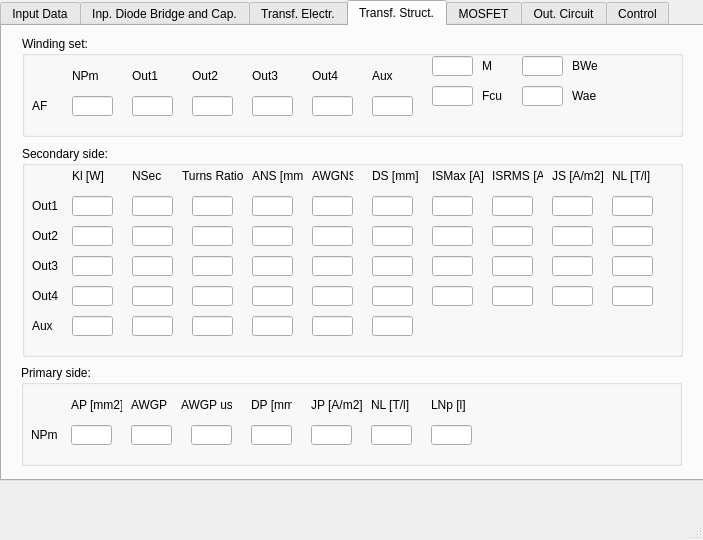
This is FLySMPS/FLySMPS.ui in aemeltsev/FLySMPS as Qt 5 draws it before an edit. The edited form follows.
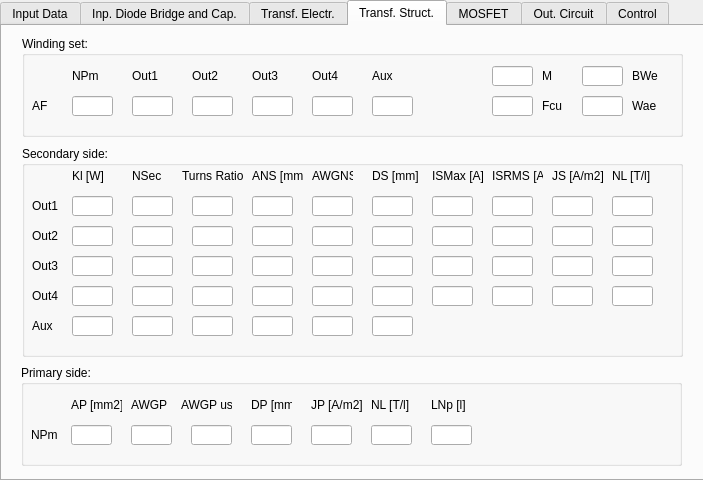
This is the edited form. The open tabs and pages were chosen to show the change.

Commit message: Logging methods + edit ui

Patch:
```diff
--- a/FLySMPS/FLySMPS.ui
+++ b/FLySMPS/FLySMPS.ui
@@ -7,9 +7,30 @@
     <x>0</x>
     <y>0</y>
     <width>703</width>
-    <height>540</height>
+    <height>480</height>
    </rect>
   </property>
+  <property name="sizePolicy">
+   <sizepolicy hsizetype="Fixed" vsizetype="Fixed">
+    <horstretch>0</horstretch>
+    <verstretch>0</verstretch>
+   </sizepolicy>
+  </property>
+  <property name="minimumSize">
+   <size>
+    <width>703</width>
+    <height>480</height>
+   </size>
+  </property>
+  <property name="maximumSize">
+   <size>
+    <width>703</width>
+    <height>480</height>
+   </size>
+  </property>
+  <property name="acceptDrops">
+   <bool>false</bool>
+  </property>
   <property name="windowTitle">
    <string>FLySMPS</string>
   </property>
@@ -2860,8 +2881,8 @@
       <widget class="QLabel" name="label_101">
        <property name="geometry">
         <rect>
-         <x>460</x>
-         <y>20</y>
+         <x>520</x>
+         <y>30</y>
          <width>31</width>
          <height>20</height>
         </rect>
@@ -2873,8 +2894,8 @@
       <widget class="QLineEdit" name="lineEdit_131">
        <property name="geometry">
         <rect>
-         <x>410</x>
-         <y>20</y>
+         <x>470</x>
+         <y>30</y>
          <width>41</width>
          <height>20</height>
         </rect>
@@ -2883,8 +2904,8 @@
       <widget class="QLineEdit" name="lineEdit_132">
        <property name="geometry">
         <rect>
-         <x>410</x>
-         <y>50</y>
+         <x>470</x>
+         <y>60</y>
          <width>41</width>
          <height>20</height>
         </rect>
@@ -2893,8 +2914,8 @@
       <widget class="QLabel" name="label_102">
        <property name="geometry">
         <rect>
-         <x>460</x>
-         <y>50</y>
+         <x>520</x>
+         <y>60</y>
          <width>31</width>
          <height>20</height>
         </rect>
@@ -2906,8 +2927,8 @@
       <widget class="QLineEdit" name="lineEdit_133">
        <property name="geometry">
         <rect>
-         <x>500</x>
-         <y>20</y>
+         <x>560</x>
+         <y>30</y>
          <width>41</width>
          <height>20</height>
         </rect>
@@ -2916,8 +2937,8 @@
       <widget class="QLineEdit" name="lineEdit_134">
        <property name="geometry">
         <rect>
-         <x>500</x>
-         <y>50</y>
+         <x>560</x>
+         <y>60</y>
          <width>41</width>
          <height>20</height>
         </rect>
@@ -2926,8 +2947,8 @@
       <widget class="QLabel" name="label_103">
        <property name="geometry">
         <rect>
-         <x>550</x>
-         <y>20</y>
+         <x>610</x>
+         <y>30</y>
          <width>31</width>
          <height>20</height>
         </rect>
@@ -2939,8 +2960,8 @@
       <widget class="QLabel" name="label_104">
        <property name="geometry">
         <rect>
-         <x>550</x>
-         <y>50</y>
+         <x>610</x>
+         <y>60</y>
          <width>31</width>
          <height>20</height>
         </rect>
@@ -3549,7 +3570,6 @@
     </widget>
    </widget>
   </widget>
-  <widget class="QStatusBar" name="statusBar"/>
  </widget>
  <layoutdefault spacing="6" margin="11"/>
  <resources/>
```
Left out of the diff: 131 changed lines with no effect on the pictures. The commit also changes 1 other file.
